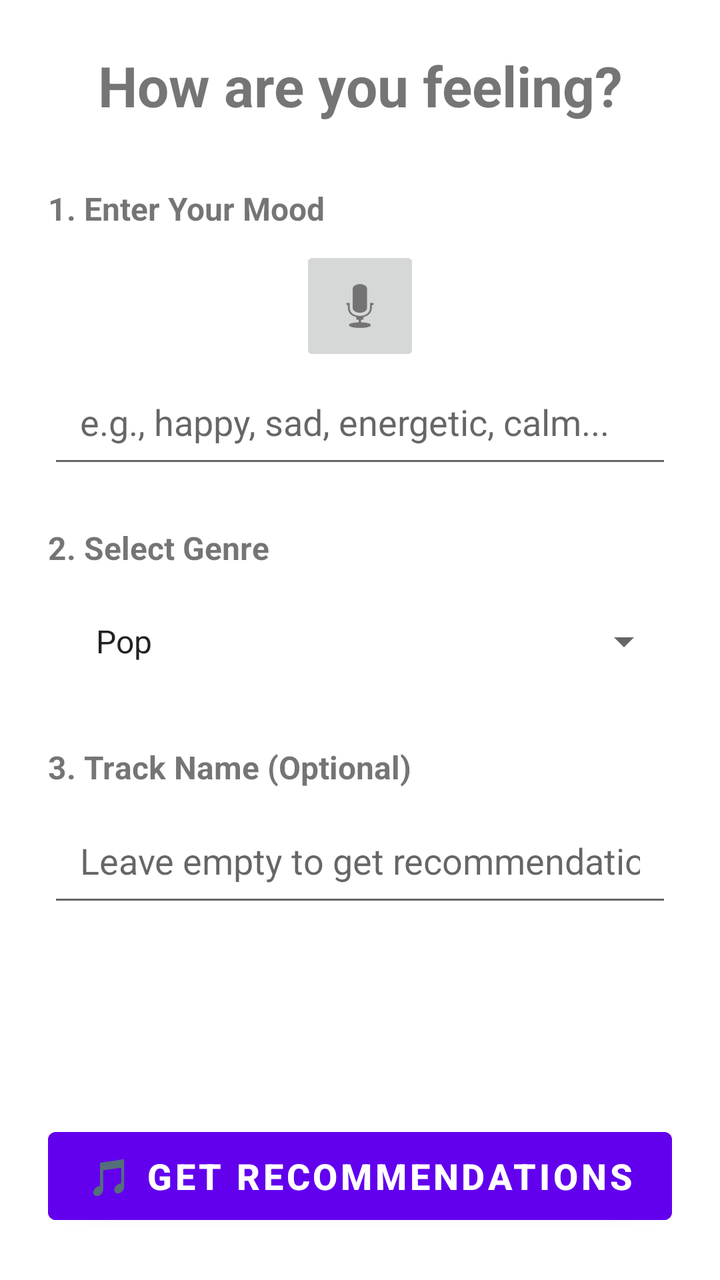
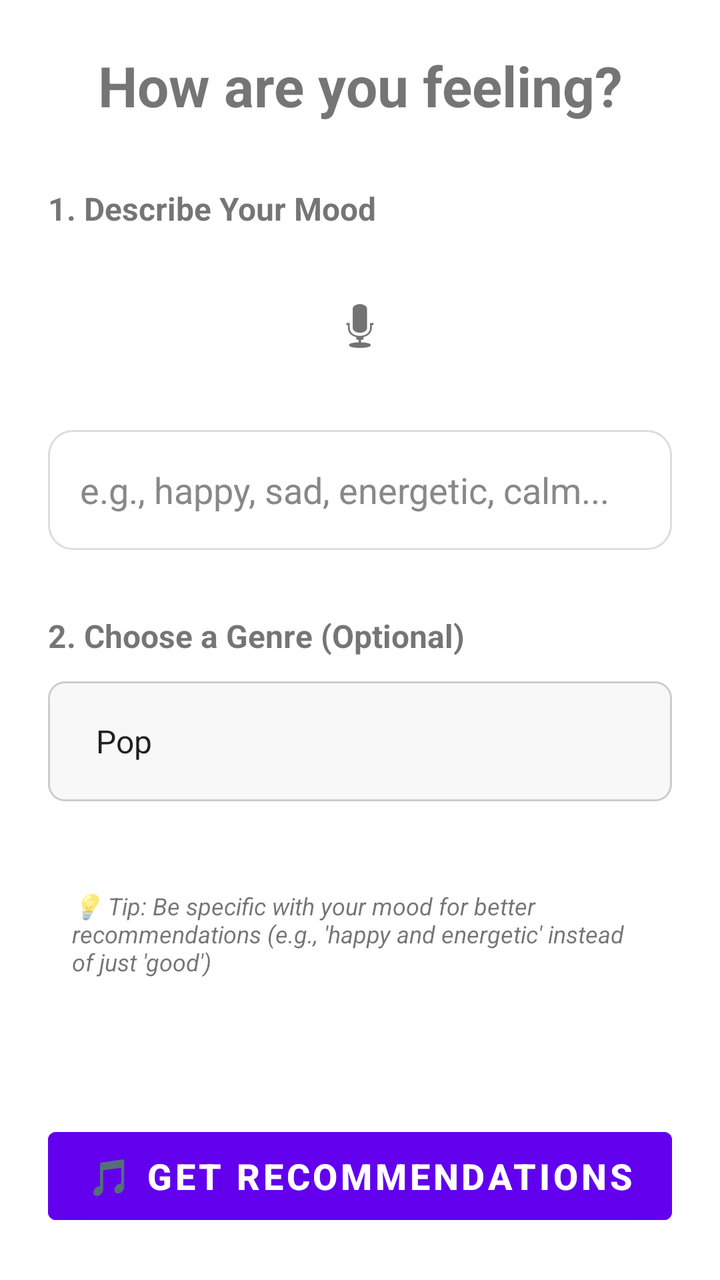

The first picture is an Android layout as it rendered before a commit; the second is the same layout after the commit. The layout source and the unified diff follow.
<!-- AndroidManifest.xml: application theme Theme.Moodic -->
<!-- res/layout/activity_mood_input.xml -->
<?xml version="1.0" encoding="utf-8"?>
<LinearLayout
    xmlns:android="http://schemas.android.com/apk/res/android"
    android:layout_width="match_parent"
    android:layout_height="match_parent"
    android:orientation="vertical"
    android:padding="24dp">

    
    <TextView
        android:layout_width="match_parent"
        android:layout_height="wrap_content"
        android:text="How are you feeling?"
        android:textSize="28sp"
        android:textStyle="bold"
        android:layout_marginBottom="32dp"
        android:textAlignment="center" />

    
    <TextView
        android:layout_width="match_parent"
        android:layout_height="wrap_content"
        android:text="1. Enter Your Mood"
        android:textSize="16sp"
        android:textStyle="bold"
        android:layout_marginBottom="8dp" />
    <ImageButton
        android:id="@+id/micButton"
        android:layout_width="60dp"
        android:layout_height="60dp"
        android:src="@android:drawable/ic_btn_speak_now"
        android:layout_gravity="center"
        android:contentDescription="Voice Input" />

    <EditText
        android:id="@+id/moodInput"
        android:layout_width="match_parent"
        android:layout_height="56dp"
        android:hint="e.g., happy, sad, energetic, calm..."
        android:inputType="text"
        android:padding="16dp"
        android:layout_marginBottom="24dp" />

    
    <TextView
        android:layout_width="match_parent"
        android:layout_height="wrap_content"
        android:text="2. Select Genre"
        android:textSize="16sp"
        android:textStyle="bold"
        android:layout_marginBottom="8dp" />

    <Spinner
        android:id="@+id/genreSpinner"
        android:layout_width="match_parent"
        android:layout_height="56dp"
        android:entries="@array/genre_array"
        android:layout_marginBottom="24dp"
        android:padding="16dp" />

    
    <TextView
        android:layout_width="match_parent"
        android:layout_height="wrap_content"
        android:text="3. Track Name (Optional)"
        android:textSize="16sp"
        android:textStyle="bold"
        android:layout_marginBottom="8dp" />

    <EditText
        android:id="@+id/trackInput"
        android:layout_width="match_parent"
        android:layout_height="56dp"
        android:hint="Leave empty to get recommendations"
        android:inputType="text"
        android:padding="16dp"
        android:layout_marginBottom="32dp" />

    
    <ProgressBar
        android:id="@+id/loadingBar"
        android:layout_width="wrap_content"
        android:layout_height="wrap_content"
        android:layout_gravity="center"
        android:layout_marginBottom="24dp"
        android:visibility="gone" />

    
    <View
        android:layout_width="0dp"
        android:layout_height="0dp"
        android:layout_weight="1" />

    
    <Button
        android:id="@+id/analyzeButton"
        android:layout_width="match_parent"
        android:layout_height="56dp"
        android:text="🎵 Get Recommendations"
        android:textSize="18sp"
        android:textStyle="bold"
        android:backgroundTint="#6200EE" />

</LinearLayout>
<!-- resources referenced by this layout -->
<resources>
  <string-array name="genre_array">
                      <item>Pop</item>
                      <item>Rock</item>
                      <item>Jazz</item>
                      <item>Hip-Hop</item>
                      <item>Classical</item>
                      <item>Electronic</item>
                      <item>RNB</item>
              </string-array>
  <style name="Theme.Moodic" parent="Theme.MaterialComponents.DayNight.DarkActionBar">
          
          <item name="colorPrimary">@color/purple_500</item>
          <item name="colorPrimaryVariant">@color/purple_700</item>
          <item name="colorOnPrimary">@color/white</item>
          
          <item name="colorSecondary">@color/teal_200</item>
          <item name="colorSecondaryVariant">@color/teal_700</item>
          <item name="colorOnSecondary">@color/black</item>
          
          <item name="android:statusBarColor">?attr/colorPrimaryVariant</item>
          
      </style>
  <color name="purple_500">#FF6200EE</color>
  <color name="purple_700">#FF3700B3</color>
  <color name="white">#FFFFFFFF</color>
  <color name="teal_200">#FF03DAC5</color>
  <color name="teal_700">#FF018786</color>
  <color name="black">#FF000000</color>
</resources>

<!-- the commit's change to res/layout/activity_mood_input.xml (unified diff, before → after) -->
@@ -20,61 +20,65 @@
     <TextView
         android:layout_width="match_parent"
         android:layout_height="wrap_content"
-        android:text="1. Enter Your Mood"
+        android:text="1. Describe Your Mood"
         android:textSize="16sp"
         android:textStyle="bold"
-        android:layout_marginBottom="8dp" />
+        android:layout_marginBottom="12dp" />
+
+    
     <ImageButton
         android:id="@+id/micButton"
-        android:layout_width="60dp"
-        android:layout_height="60dp"
+        android:layout_width="72dp"
+        android:layout_height="72dp"
         android:src="@android:drawable/ic_btn_speak_now"
         android:layout_gravity="center"
-        android:contentDescription="Voice Input" />
+        android:contentDescription="Voice Input"
+        android:layout_marginBottom="16dp"
+        android:scaleType="centerInside"
+        android:background="?attr/selectableItemBackgroundBorderless"
+        android:backgroundTint="@android:color/white" />
 
+    
     <EditText
         android:id="@+id/moodInput"
         android:layout_width="match_parent"
-        android:layout_height="56dp"
+        android:layout_height="60dp"
         android:hint="e.g., happy, sad, energetic, calm..."
         android:inputType="text"
         android:padding="16dp"
-        android:layout_marginBottom="24dp" />
+        android:layout_marginBottom="32dp"
+        android:background="@drawable/rounded_edittext"
+        android:textColorHint="@color/hint_color" />
 
     
     <TextView
         android:layout_width="match_parent"
         android:layout_height="wrap_content"
-        android:text="2. Select Genre"
+        android:text="2. Choose a Genre (Optional)"
         android:textSize="16sp"
         android:textStyle="bold"
-        android:layout_marginBottom="8dp" />
+        android:layout_marginBottom="12dp" />
 
     <Spinner
         android:id="@+id/genreSpinner"
         android:layout_width="match_parent"
-        android:layout_height="56dp"
+        android:layout_height="60dp"
         android:entries="@array/genre_array"
-        android:layout_marginBottom="24dp"
-        android:padding="16dp" />
+        android:layout_marginBottom="32dp"
+        android:padding="16dp"
+        android:background="@drawable/rounded_spinner" />
 
     
     <TextView
         android:layout_width="match_parent"
         android:layout_height="wrap_content"
-        android:text="3. Track Name (Optional)"
-        android:textSize="16sp"
-        android:textStyle="bold"
-        android:layout_marginBottom="8dp" />
-
-    <EditText
-        android:id="@+id/trackInput"
-        android:layout_width="match_parent"
-        android:layout_height="56dp"
-        android:hint="Leave empty to get recommendations"
-        android:inputType="text"
-        android:padding="16dp"
-        android:layout_marginBottom="32dp" />
+        android:text="💡 Tip: Be specific with your mood for better recommendations (e.g., 'happy and energetic' instead of just 'good')"
+        android:textSize="12sp"
+        android:textStyle="italic"
+        android:layout_marginBottom="24dp"
+        android:padding="12dp"
+        android:background="@drawable/rounded_info_box"
+        android:backgroundTint="@android:color/white" />
 
     
     <ProgressBar
@@ -99,6 +103,7 @@
         android:text="🎵 Get Recommendations"
         android:textSize="18sp"
         android:textStyle="bold"
-        android:backgroundTint="#6200EE" />
+        android:backgroundTint="#6200EE"
+        android:textColor="@android:color/white" />
 
 </LinearLayout>
<!-- resource entries referenced after the edit -->
@@ -9,6 +9,27 @@
                       <item>Electronic</item>
                       <item>RNB</item>
               </string-array>
+  <color name="hint_color">#888888</color>
+  <!-- drawable rounded_edittext (drawable) -->
+  <?xml version="1.0" encoding="utf-8"?>
+  <shape xmlns:android="http://schemas.android.com/apk/res/android">
+      <solid android:color="#FFFFFF" />
+      <stroke android:width="1dp" android:color="#DDDDDD" />
+      <corners android:radius="12dp" />
+      <padding android:left="10dp" android:top="10dp" android:right="10dp" android:bottom="10dp" />
+  </shape>
+  <!-- drawable rounded_info_box (drawable) -->
+  <?xml version="1.0" encoding="utf-8"?>
+  <shape xmlns:android="http://schemas.android.com/apk/res/android">
+      <solid android:color="#E3F2FD" /> <corners android:radius="10dp" />
+  </shape>
+  <!-- drawable rounded_spinner (drawable) -->
+  <?xml version="1.0" encoding="utf-8"?>
+  <shape xmlns:android="http://schemas.android.com/apk/res/android">
+      <solid android:color="#F8F8F8" />
+      <stroke android:width="1dp" android:color="#CCCCCC" />
+      <corners android:radius="8dp" />
+  </shape>
   <style name="Theme.Moodic" parent="Theme.MaterialComponents.DayNight.DarkActionBar">
           
           <item name="colorPrimary">@color/purple_500</item>
